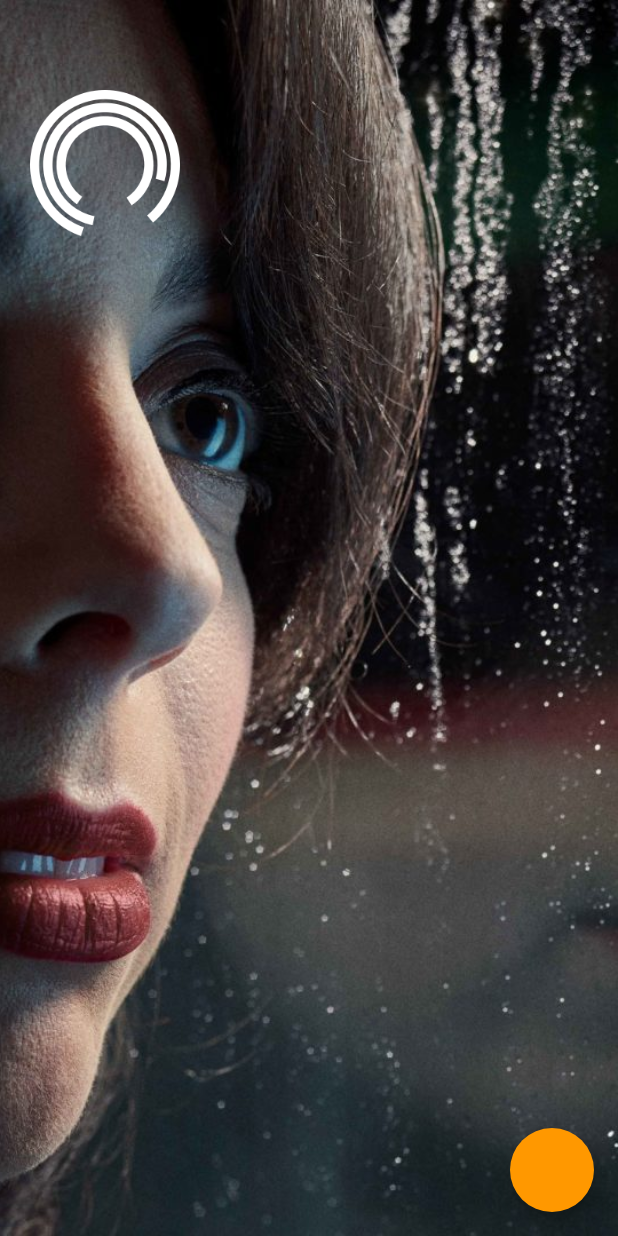
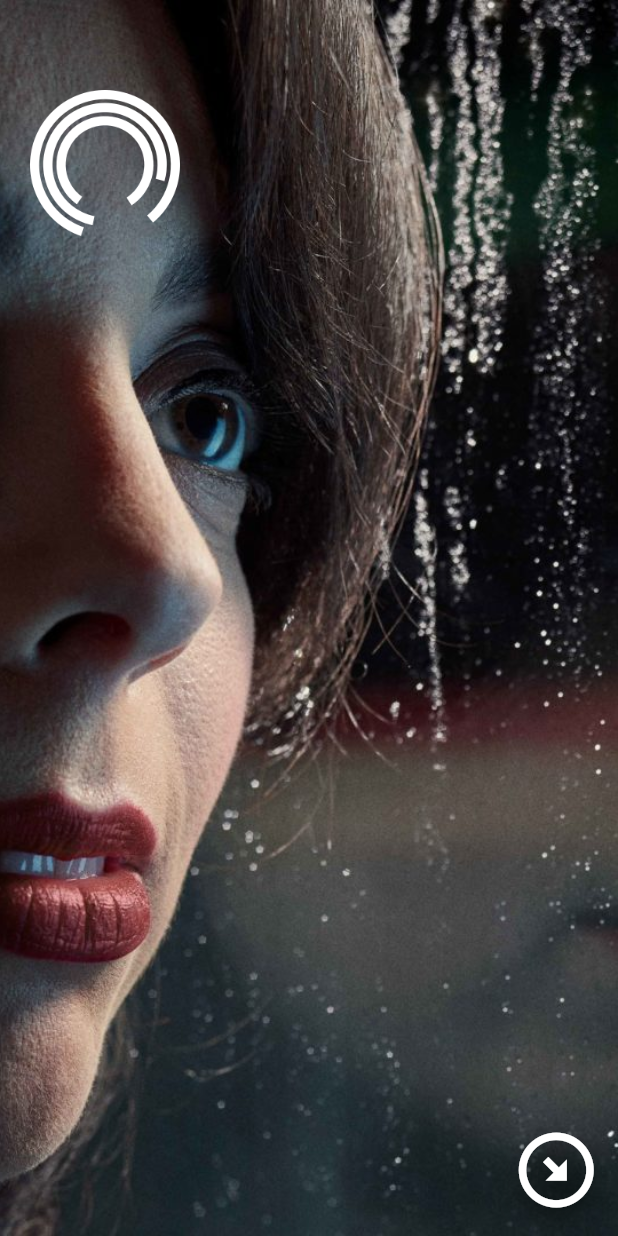
Before and after one commit to hungrymissilepod/flutter_experiments, a Flutter app: the VerticlePageView screen opened by its route, on a phone screen of 412 x 824 dp. Run offline on Flutter 3.47's test engine with Material 2 defaults, Android fonts, the phone set to English and light mode, and no system bars; our stand-ins replace dio, hive, logger, stacked, stacked_services, stacked_shared; missing offline and left inert: flextras, statsfl; accounts and stored records are empty; network calls fail.

Commit message:
refactor: Cleaned up CircleClipper demo

```diff
--- /dev/null
+++ b/lib/ui/views/verticle_page/ui/circle_clipper.dart
@@ -0,0 +1,20 @@
+import 'package:flutter/material.dart';
+
+class CircleClipper extends CustomClipper<Path> {
+  final double radius;
+  final Offset offset;
+
+  CircleClipper(this.radius, this.offset);
+  @override
+  getClip(Size size) {
+    var path = Path();
+    path.addOval(Rect.fromCircle(center: offset, radius: radius));
+    path.close();
+    return path;
+  }
+
+  @override
+  bool shouldReclip(covariant CustomClipper oldClipper) {
+    return true;
+  }
+}
--- /dev/null
+++ b/lib/ui/views/verticle_page/ui/circle_painter.dart
@@ -0,0 +1,25 @@
+import 'package:flutter/material.dart';
+
+class CirclePainter extends CustomPainter {
+  final double strokeWidth;
+  final double radius;
+  final Offset offset;
+
+  CirclePainter(this.strokeWidth, this.radius, this.offset);
+
+  @override
+  void paint(Canvas canvas, Size size) {
+    var paint = Paint()
+      ..color = const Color.fromRGBO(201, 85, 42, 1.0)
+      ..strokeWidth = strokeWidth
+      ..style = PaintingStyle.stroke
+      ..strokeJoin = StrokeJoin.round;
+
+    canvas.drawCircle(offset, radius, paint);
+  }
+
+  @override
+  bool shouldRepaint(covariant CustomPainter oldDelegate) {
+    return true;
+  }
+}
--- a/lib/ui/views/verticle_page/verticle_page_view.dart
+++ b/lib/ui/views/verticle_page/verticle_page_view.dart
@@ -1,5 +1,7 @@
 import 'package:flutter/material.dart';
-import 'package:flutter_app_template/ui/views/verticle_page/ui/circular_reveal_animation.dart';
+import 'package:flutter_app_template/ui/views/verticle_page/ui/circle_clipper.dart';
+import 'package:flutter_app_template/ui/views/verticle_page/ui/circle_painter.dart';
+import 'dart:math';
 import 'package:flutter_app_template/ui/views/verticle_page/ui/verticle_page.dart';
 import 'package:stacked/stacked.dart';
 
@@ -14,14 +16,14 @@ class VerticlePageView extends StackedView<VerticlePageViewModel> {
     VerticlePageViewModel viewModel,
     Widget? child,
   ) {
-    return VerticlePageDemoWidget(
+    return const VerticlePageDemoWidget(
       pages: [
+        VerticlePage(index: 0),
         VerticlePage(index: 1),
         VerticlePage(index: 2),
         VerticlePage(index: 3),
         VerticlePage(index: 4),
         VerticlePage(index: 5),
-        VerticlePage(index: 6),
       ],
     );
   }
@@ -46,80 +48,58 @@ class VerticlePageDemoWidget extends StatefulWidget {
 }
 
 class _VerticlePageDemoWidgetState extends State<VerticlePageDemoWidget> with TickerProviderStateMixin {
-  PageController? pageController;
   int currentPage = 0;
 
-  AnimationController? animationController;
-  late Animation<double> animation;
+  /// Animation for the new page that animates on screen
+  late Animation<double> pageAnimation;
+  late AnimationController pageAnimationController;
 
-  late Animation<double> circleAnimation;
-  AnimationController? circleAnimationController;
+  /// Circle radius animation
+  late Animation<double> circleRadiusAnimation;
+  late AnimationController circleRadiusAnimationController;
 
-  Tween<double> _strokeTween = Tween(begin: 0, end: 2000);
-  Tween<double> _sizeTween = Tween(begin: 0, end: 2000);
+  /// Circle size animation
+  late Animation<double> circleSizeAnimation;
+  late AnimationController circleSizeAnimationController;
 
-  late Animation<double> circleSizeAnimation;
-  AnimationController? circleSizeAnimationController;
+  final Tween<double> circleSizeTween = Tween(begin: 0, end: 2000);
+
+  static const Offset logoOffset = Offset(20, 60);
+  static const double logoWidth = 100;
+  Offset circleOffset = Offset(logoOffset.dx + (logoWidth / 2), logoOffset.dy + (logoWidth / 2));
+
+  /// Have we already cycled through all pages?
+  /// Need this to fix an edge case where the wrong image is displayed
+  /// in the background when re-starting the cycle
+  bool hasCycledPages = false;
 
   @override
   void initState() {
     super.initState();
-    pageController = PageController();
 
-    animationController = AnimationController(
+    /// All animations have same duration
+    pageAnimationController = circleRadiusAnimationController = circleSizeAnimationController = AnimationController(
       vsync: this,
-      duration: Duration(milliseconds: 400),
+      duration: const Duration(milliseconds: 900),
     );
 
-    circleAnimationController = AnimationController(vsync: this, duration: Duration(milliseconds: 900));
+    pageAnimation = CurvedAnimation(parent: pageAnimationController, curve: Curves.easeIn);
 
-    circleSizeAnimationController = AnimationController(vsync: this, duration: Duration(milliseconds: 900));
-
-    animation = CurvedAnimation(parent: animationController!, curve: Curves.easeIn);
-
-    circleAnimation = _strokeTween.animate(circleAnimationController!)
-      ..addStatusListener((status) {
-        if (status == AnimationStatus.completed) {
-          circleAnimationController?.reset();
-        }
-      });
-
-    circleSizeAnimation = _sizeTween.animate(circleSizeAnimationController!)
-      ..addStatusListener((status) {
-        if (status == AnimationStatus.completed) {
-          circleSizeAnimationController?.reset();
-        }
-      });
-
-    // circleSizeAnimation = CurvedAnimation(parent: circleSizeAnimationController!, curve: Curves.easeIn)
-    //   ..addStatusListener((status) {
-    //     if (status == AnimationStatus.completed) {
-    //       circleSizeAnimationController?.reset();
-    //     }
-    //   });
-
-    animationController?.forward();
-    // circleAnimationController?.forward();
-    // circleSizeAnimationController?.forward();
+    circleRadiusAnimation = circleSizeTween.animate(circleRadiusAnimationController);
+    circleSizeAnimation = circleSizeTween.animate(circleSizeAnimationController);
   }
 
   @override
   void dispose() {
-    pageController?.dispose();
-
-    animationController?.dispose();
+    pageAnimationController.dispose();
+    circleRadiusAnimationController.dispose();
+    circleSizeAnimationController.dispose();
     super.dispose();
   }
 
   void onPageChanged(int value) {
     currentPage = value;
   }
-
-  Future<void> animateToPage(int value) async {
-    pageController?.animateToPage(value, duration: const Duration(milliseconds: 500), curve: Curves.easeOut);
-  }
-
-  bool hasCycledPages = false;
 
   int previousPage() {
     int prevPage = currentPage - 1;
@@ -133,30 +113,39 @@ class _VerticlePageDemoWidgetState extends State<VerticlePageDemoWidget> with Ti
     return prevPage;
   }
 
+  void onPressed() {
+    setState(() {
+      currentPage++;
+      if (currentPage > widget.pages.length - 1) {
+        /// set [hasCycledPages] so that we can fix edge case where background image was displayed incorrectly
+        hasCycledPages = true;
+        currentPage = 0;
+      }
+    });
+
+    pageAnimationController.reset();
+    circleRadiusAnimationController.reset();
+    circleSizeAnimationController.reset();
+
+    pageAnimationController.forward();
+    circleRadiusAnimationController.forward();
+    circleSizeAnimationController.forward();
+  }
+
   @override
   Widget build(BuildContext context) {
     return Scaffold(
       backgroundColor: Colors.white,
       floatingActionButton: FloatingActionButton(
-        backgroundColor: Colors.orange,
-        onPressed: () {
-          setState(() {
-            currentPage++;
-
-            if (currentPage > widget.pages.length - 1) {
-              hasCycledPages = true;
-              currentPage = 0;
-            }
-            print('currentPage: $currentPage');
-          });
-          animationController?.reset();
-          animationController?.forward();
-
-          circleAnimationController?.reset();
-          circleSizeAnimationController?.reset();
-          circleAnimationController?.forward();
-          circleSizeAnimationController?.forward();
-        },
+        backgroundColor: Colors.transparent,
+        onPressed: onPressed,
+        child: Transform.rotate(
+          angle: -pi / 4,
+          child: const Icon(
+            Icons.arrow_circle_down_sharp,
+            size: 60,
+          ),
+        ),
       ),
       body: Stack(
         children: [
@@ -165,10 +154,10 @@ class _VerticlePageDemoWidgetState extends State<VerticlePageDemoWidget> with Ti
 
           /// Clipper to show the new page
           AnimatedBuilder(
-            animation: animation,
+            animation: pageAnimation,
             builder: (context, index) {
               return ClipPath(
-                clipper: ShapeClipper(circleSizeAnimation.value),
+                clipper: CircleClipper(circleSizeAnimation.value, circleOffset),
                 child: widget.pages[currentPage],
               );
             },
@@ -176,10 +165,10 @@ class _VerticlePageDemoWidgetState extends State<VerticlePageDemoWidget> with Ti
 
           /// Circle animation
           AnimatedBuilder(
-            animation: circleAnimation,
+            animation: circleRadiusAnimation,
             builder: (context, child) {
               return CustomPaint(
-                painter: ShapePainter(circleAnimation.value, circleSizeAnimation.value),
+                painter: CirclePainter(circleRadiusAnimation.value, circleSizeAnimation.value, circleOffset),
                 child: Container(),
               );
             },
@@ -187,11 +176,11 @@ class _VerticlePageDemoWidgetState extends State<VerticlePageDemoWidget> with Ti
 
           /// Logo
           Positioned(
-            top: 60,
-            left: 20,
-            child: Image(
-              width: 100,
-              height: 100,
+            left: logoOffset.dx,
+            top: logoOffset.dy,
+            child: const Image(
+              width: logoWidth,
+              height: logoWidth,
               image: AssetImage(
                 'assets/verticle_pages/logo.png',
               ),
@@ -200,137 +189,6 @@ class _VerticlePageDemoWidgetState extends State<VerticlePageDemoWidget> with Ti
           ),
         ],
       ),
-      // body: AnimatedBuilder(
-      //   animation: circleAnimation,
-      //   builder: (context, child) {
-      //     return CustomPaint(
-      //       painter: ShapePainter(circleAnimation.value, circleSizeAnimation.value),
-      //       child: Container(),
-      //     );
-      //   },
-      // ),
-
-      // body: CustomPaint(
-      //   painter: ShapePainter(circleAnimation.value),
-      //   child: Container(),
-      // ),
-      // body: Stack(
-      //   children: [
-      //     CircularRevealAnimation(
-      //       child: widget.pages[currentPage],
-      //       animation: animation,
-      //     ),
-
-      //     // widget.pages[currentPage],
-      //     // widget.pages[0],
-      //     // CircularRevealAnimation(
-      //     //   child: widget.pages[currentPage + 1],
-      //     //   animation: animation,
-      //     // ),
-      //   ],
-      // ),
     );
   }
 }
-
-// class VerticlePageDemoWidget extends StatefulWidget {
-//   const VerticlePageDemoWidget({
-//     super.key,
-//     required this.pages,
-//   });
-
-//   final List<Widget> pages;
-
-//   @override
-//   State<VerticlePageDemoWidget> createState() => _VerticlePageDemoWidgetState();
-// }
-
-// class _VerticlePageDemoWidgetState extends State<VerticlePageDemoWidget> {
-//   PageController? pageController;
-//   int currentPage = 0;
-
-//   @override
-//   void initState() {
-//     super.initState();
-//     pageController = PageController();
-//   }
-
-//   @override
-//   void dispose() {
-//     pageController?.dispose();
-//     super.dispose();
-//   }
-
-//   void onPageChanged(int value) {
-//     currentPage = value;
-//   }
-
-//   Future<void> animateToPage(int value) async {
-//     pageController?.animateToPage(value, duration: const Duration(milliseconds: 500), curve: Curves.easeOut);
-//   }
-
-//   @override
-//   Widget build(BuildContext context) {
-//     return Scaffold(
-//       backgroundColor: Colors.white,
-//       floatingActionButton: FloatingActionButton(
-//         backgroundColor: Colors.orange,
-//         onPressed: () {
-//           animateToPage(currentPage + 1);
-//         },
-//       ),
-//       body: PageView.builder(
-//         controller: pageController,
-//         scrollDirection: Axis.vertical,
-//         physics: const ClampingScrollPhysics(),
-//         onPageChanged: onPageChanged,
-//         itemBuilder: (context, index) {
-//           return widget.pages[index % widget.pages.length];
-//         },
-//       ),
-//     );
-//   }
-// }
-
-class ShapePainter extends CustomPainter {
-  final double strokeWidth;
-  final double radius;
-
-  ShapePainter(this.strokeWidth, this.radius);
-
-  @override
-  void paint(Canvas canvas, Size size) {
-    var paint = Paint()
-      ..color = Colors.teal
-      ..strokeWidth = strokeWidth
-      ..style = PaintingStyle.stroke
-      ..strokeJoin = StrokeJoin.round;
-
-    // Offset center = Offset(size.width / 2, size.height / 2);
-    Offset center = Offset(70, 110);
-    canvas.drawCircle(center, radius, paint);
-  }
-
-  @override
-  bool shouldRepaint(covariant CustomPainter oldDelegate) {
-    return true;
-  }
-}
-
-class ShapeClipper extends CustomClipper<Path> {
-  final double radius;
-
-  ShapeClipper(this.radius);
-  @override
-  getClip(Size size) {
-    var path = Path();
-    path.addOval(Rect.fromCircle(center: Offset(70, 110), radius: radius));
-    path.close();
-    return path;
-  }
-
-  @override
-  bool shouldReclip(covariant CustomClipper oldClipper) {
-    return true;
-  }
-}
--- a/pubspec.yaml
+++ b/pubspec.yaml
@@ -20,6 +20,7 @@ dependencies:
   firebase_analytics: ^10.4.4
   firebase_crashlytics: ^3.3.4
   statsfl: ^2.3.0
+  flextras: ^1.0.0
 
 dev_dependencies:
   build_runner: ^2.4.5
```
Also changed, not shown: lib/ui/views/home/home_view.dart (+8 -6 lines), lib/ui/views/verticle_page/ui/circular_reveal_animation.dart (deleted, +0 -50 lines), assets/verticle_pages/0.jpg (added), assets/verticle_pages/1.jpg, assets/verticle_pages/2.jpg, assets/verticle_pages/3.jpg, assets/verticle_pages/4.jpg, assets/verticle_pages/5.jpg, assets/verticle_pages/6.jpg (deleted), pubspec.lock.
